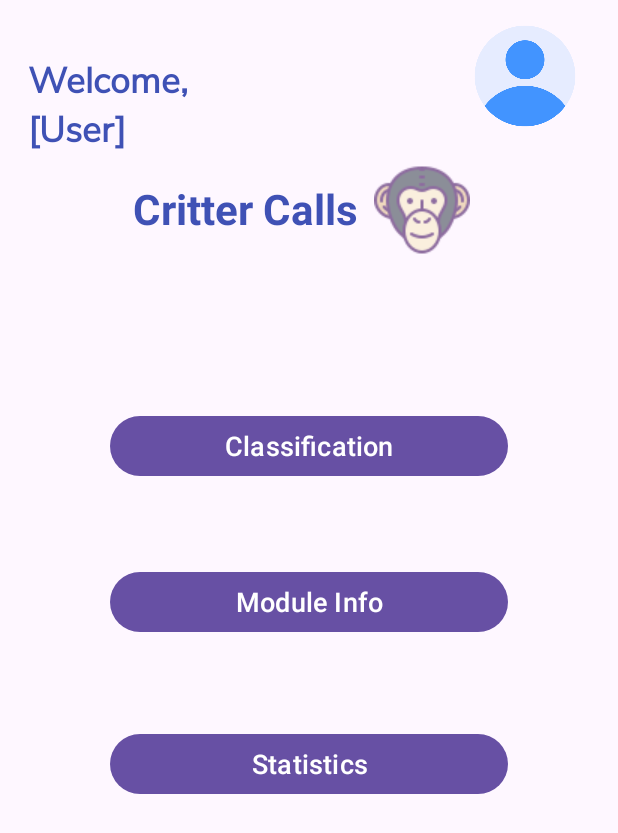
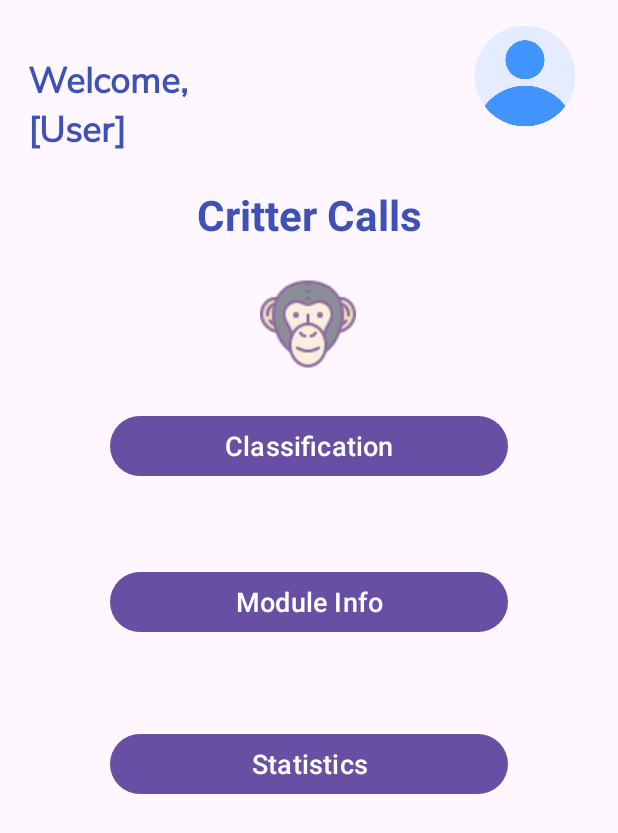
Before and after one commit to Ethyn-N/CritterCalls, an Android app built with Jetpack Compose: the layout activity_main.xml on its own in the app's theme, with its tools: preview values and no code run, on a phone screen of 412 x 824 dp. Shown: the top 833 px of the screen. Run offline under Robolectric (Android 15) with nearby library versions, the phone set to English and light mode, and no system bars.

Commit message:
Minor adjustment of the layout.

```diff
--- a/app/src/main/java/com/example/crittercalls/MainActivity.java
+++ b/app/src/main/java/com/example/crittercalls/MainActivity.java
@@ -61,8 +61,6 @@ public class MainActivity extends AppCompatActivity {
                 setProfilePic(getApplicationContext(), uri, profile_btn);
             }
         });
-
-
     }
 
     private void addListeners() {
--- a/app/src/main/res/layout/activity_main.xml
+++ b/app/src/main/res/layout/activity_main.xml
@@ -28,13 +28,12 @@
         android:id="@+id/text_title"
         android:layout_width="wrap_content"
         android:layout_height="wrap_content"
-        android:layout_marginTop="120dp"
+        android:layout_marginTop="124dp"
         android:text="Critter Calls"
         android:textColor="#3F51B5"
         android:textSize="28sp"
         android:textStyle="bold"
         app:layout_constraintEnd_toEndOf="parent"
-        app:layout_constraintHorizontal_bias="0.338"
         app:layout_constraintStart_toStartOf="parent"
         app:layout_constraintTop_toTopOf="parent" />
 
@@ -42,10 +41,10 @@
         android:id="@+id/login_photo"
         android:layout_width="wrap_content"
         android:layout_height="wrap_content"
-        android:layout_marginTop="108dp"
+        android:layout_marginTop="184dp"
         android:src="@drawable/user_photo"
         app:layout_constraintEnd_toEndOf="parent"
-        app:layout_constraintHorizontal_bias="0.717"
+        app:layout_constraintHorizontal_bias="0.498"
         app:layout_constraintStart_toStartOf="parent"
         app:layout_constraintTop_toTopOf="parent" />
 
```
